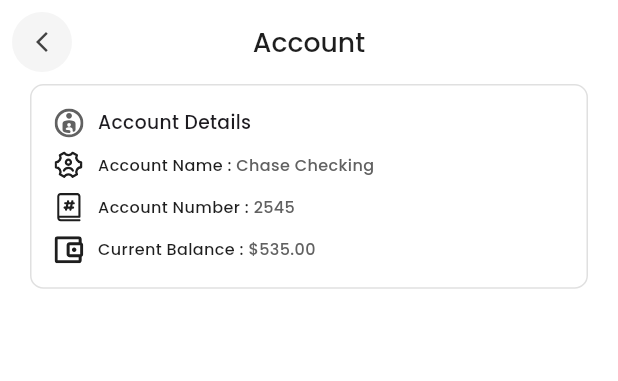
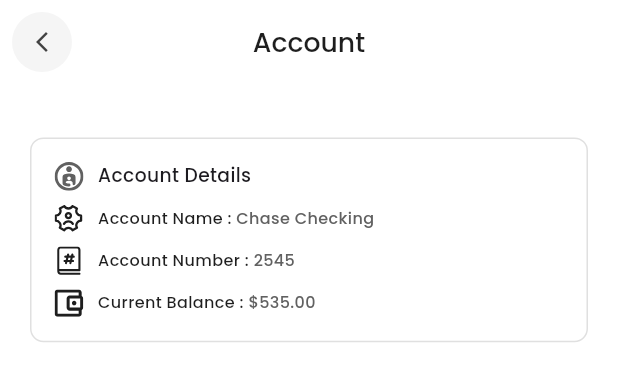
Before and after one commit to mdbayzid131/imagine_3d, a Flutter app: the AccountsScreen widget shown alone on an empty page, opened directly, after a tap on "Chase Checking", on a phone screen of 412 x 824 dp. Shown: the top 381 px of the screen. Run offline on Flutter 3.47's test engine with Material 3 defaults, Android fonts, the phone set to English and light mode, and no system bars; our stand-ins replace flutter_screenutil, flutter_svg, get, google_fonts, shared_preferences; accounts and stored records are empty.

Commit message:
ui update sakil Hossion

```diff
--- a/lib/core/constants/image_paths.dart
+++ b/lib/core/constants/image_paths.dart
@@ -9,7 +9,7 @@
 
 
   ///<======================ImageIcon =======================>
-static String profilePic = "assets/dummy_image/img.png";
+static String profilePic = "profile_picture.png";
 static String appLogo = "assets/logos/appalogo.png";
 
 
--- a/lib/presentation/screens/accounts/account_screen.dart
+++ b/lib/presentation/screens/accounts/account_screen.dart
@@ -17,13 +17,13 @@
           Text(
             "Account",
             style: GoogleFonts.poppins(
-              fontSize: 30.sp,
+              fontSize: 20.sp,
               fontWeight: FontWeight.w500,
               height: 1.4,
               color: AppColors.textColor,
             ),
           ),
-          SizedBox(height: 20.h),
+          SizedBox(height: 40.h),
           SavingsCard(
             title: 'Chase Checking',
             accountNumber: '2545',
--- a/lib/presentation/screens/accounts/custom_account_details.dart
+++ b/lib/presentation/screens/accounts/custom_account_details.dart
@@ -22,14 +22,13 @@
 
   @override
   Widget build(BuildContext context) {
-    return  Scaffold(
-      appBar: CustomWidgets.customAppBar(title: 'Account',),
+    return Scaffold(
+      appBar: CustomWidgets.customAppBar(title: 'Account'),
       body: SingleChildScrollView(
-          padding: EdgeInsets.symmetric(
-              horizontal: 20
-          ),
+        padding: EdgeInsets.symmetric(horizontal: 20),
         child: Column(
           children: [
+            SizedBox(height: 40.h),
             Container(
               padding: EdgeInsets.all(16.w),
               decoration: BoxDecoration(
@@ -149,8 +148,8 @@
                 ],
               ),
             ),
-
-              ])
+          ],
+        ),
       ),
     );
   }
--- a/lib/presentation/screens/home/home_screen.dart
+++ b/lib/presentation/screens/home/home_screen.dart
@@ -126,6 +126,8 @@
                   () => Container(
                     decoration: cardDecoration(),
                     child: Column(
+                      mainAxisAlignment: .end,
+                      crossAxisAlignment: .end,
                       children: [
                         ListTile(
                           title: Text(
@@ -154,6 +156,7 @@
                                   fontWeight: FontWeight.w400,
                                 ),
                               ),
+                              SizedBox(width: 10.w,),
                               Icon(
                                 isExpanded.value
                                     ? Icons.keyboard_arrow_up
@@ -251,6 +254,7 @@
                                   fontWeight: FontWeight.w400,
                                 ),
                               ),
+                              SizedBox(width: 10.w,),
                               Icon(
                                 isExpanded2.value
                                     ? Icons.keyboard_arrow_up
--- a/lib/presentation/screens/more/change_name_screen.dart
+++ b/lib/presentation/screens/more/change_name_screen.dart
@@ -4,7 +4,6 @@
 import 'package:get/get_instance/src/extension_instance.dart';
 import 'package:imagine_3d/presentation/widgets/custom_elevated_button.dart';
 import 'package:imagine_3d/presentation/widgets/custom_text_field.dart';
-
 import '../../controllers/auth_controller.dart';
 import '../../widgets/custom_appbar.dart';
 
@@ -25,7 +24,7 @@
           key: _formKey,
           child: Column(
             children: [
-              SizedBox(height: 20.h),
+              SizedBox(height: 40.h),
               CustomTextField(
                 hintText: 'Enter your name',
                 label: 'Name',
--- a/lib/presentation/screens/more/more_screen.dart
+++ b/lib/presentation/screens/more/more_screen.dart
@@ -35,8 +35,8 @@
         padding: EdgeInsets.symmetric(horizontal: 20),
         child: Column(
           children: [
-            SizedBox(height: 20.h),
-            Center(child: CustomProfile(imagePath: ImagePaths.profilePic)),
+            SizedBox(height: 40.h),
+            Center(child: CustomProfile(imagePath: ImagePaths.appLogo)),
             SizedBox(height: 20.h),
             Row(
               mainAxisAlignment: MainAxisAlignment.center,
--- a/lib/presentation/screens/more/password_change_screen.dart
+++ b/lib/presentation/screens/more/password_change_screen.dart
@@ -29,7 +29,7 @@
           child: Obx(
             () => Column(
               children: [
-                SizedBox(height: 20.h),
+                SizedBox(height: 40.h),
                 CustomTextField(
                   hintText: 'Enter current password',
                   label: 'Current Password',
--- a/lib/presentation/screens/move money/move_money.dart
+++ b/lib/presentation/screens/move money/move_money.dart
@@ -29,6 +29,7 @@
         child: Column(
           crossAxisAlignment: CrossAxisAlignment.start,
           children: [
+            SizedBox(height: 40,),
             /// Header
             Row(
               mainAxisAlignment: MainAxisAlignment.spaceBetween,
--- a/lib/presentation/widgets/balance_card.dart
+++ b/lib/presentation/widgets/balance_card.dart
@@ -37,12 +37,14 @@
         children: [
           /// Top Row
           GestureDetector(
-            onTap: (){
-              Get.to(() => CustomAccountDetails(
-                accountName: title,
-                accountNumber: accountNumber,
-                balance: balance,
-              ));
+            onTap: () {
+              Get.to(
+                () => CustomAccountDetails(
+                  accountName: title,
+                  accountNumber: accountNumber,
+                  balance: balance,
+                ),
+              );
             },
             child: Row(
               mainAxisAlignment: MainAxisAlignment.spaceBetween,
@@ -65,22 +67,33 @@
           /// Account Number
           Text(
             "****$accountNumber",
-            style: GoogleFonts.poppins(fontSize: 12.sp, color: Colors.grey,fontWeight: FontWeight.w400),
+            style: GoogleFonts.poppins(
+              fontSize: 12.sp,
+              color: Colors.grey,
+              fontWeight: FontWeight.w400,
+            ),
           ),
-
 
           SizedBox(height: 16.h),
 
           /// Balance
           Text(
             balanceTitle,
-            style: GoogleFonts.poppins(fontSize: 12.sp, color: AppColors.caption,fontWeight: FontWeight.w400),
+            style: GoogleFonts.poppins(
+              fontSize: 14.sp,
+              color: AppColors.caption,
+              fontWeight: FontWeight.w400,
+            ),
           ),
           SizedBox(height: 4.h),
           Text(
             "\$${balance.toStringAsFixed(2)}",
-            style: GoogleFonts.poppins(fontSize: 24.sp, fontWeight: FontWeight.w400,color:AppColors.textColor),),
-
+            style: GoogleFonts.poppins(
+              fontSize: 18.sp,
+              fontWeight: FontWeight.w400,
+              color: AppColors.textColor,
+            ),
+          ),
         ],
       ),
     );
--- a/lib/presentation/widgets/custom_profile.dart
+++ b/lib/presentation/widgets/custom_profile.dart
@@ -45,7 +45,7 @@
           Center(
             child: CircleAvatar(
               radius: (avatarSize / 2),
-              backgroundColor: Colors.grey.shade200,
+              backgroundColor: Colors.green,
               backgroundImage: imagePath.isEmpty
                   ? AssetImage(ImagePaths.profilePic)
                   : isNetworkImage
```
Also changed, not shown: assets/dummy_image/profile_picture.png (added). Lines whose indentation alone changed are shown as unchanged.
